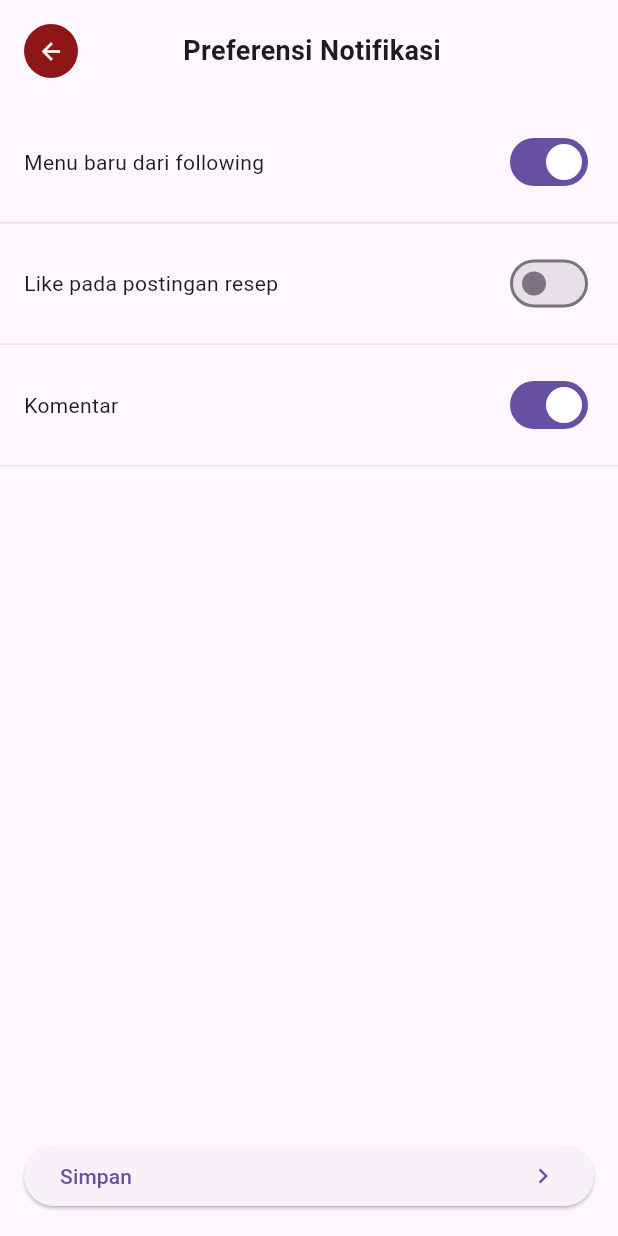
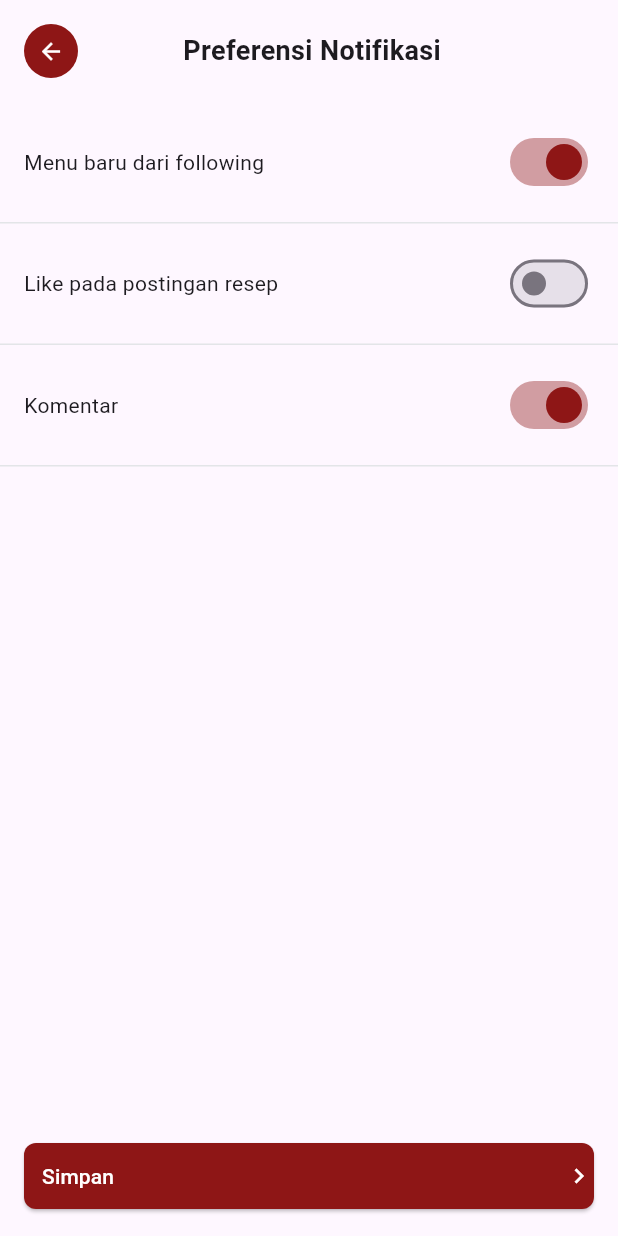
Before and after one commit to Ilyessin12/heartbite_tubesprovis, a Flutter app: the NotificationPreferencesScreen screen opened by its route, on a phone screen of 412 x 824 dp. Run offline on Flutter 3.47's test engine with Material 3 defaults, Android fonts, the light colour scheme and no system bars; our stand-ins replace google_fonts; network calls fail.

Commit message:
fix button color style

```diff
--- a/lib/recipe_detail/screens/notification_preferences_screen.dart
+++ b/lib/recipe_detail/screens/notification_preferences_screen.dart
@@ -34,6 +34,8 @@ class _NotificationPreferencesScreenState extends State<NotificationPreferencesS
                           _newMenuFromFollowing = value;
                         });
                       },
+                      activeColor: AppColors.primary, // Thumb merah saat ON
+                      activeTrackColor: AppColors.primary.withOpacity(0.4),
                     ),
                   ),
                   SettingItem(
@@ -45,6 +47,8 @@ class _NotificationPreferencesScreenState extends State<NotificationPreferencesS
                           _likesOnPosts = value;
                         });
                       },
+                      activeColor: AppColors.primary, // Thumb merah saat ON
+                      activeTrackColor: AppColors.primary.withOpacity(0.4),
                     ),
                   ),
                   SettingItem(
@@ -56,6 +60,8 @@ class _NotificationPreferencesScreenState extends State<NotificationPreferencesS
                           _comments = value;
                         });
                       },
+                      activeColor: AppColors.primary, // Thumb merah saat ON
+                      activeTrackColor: AppColors.primary.withOpacity(0.4),
                     ),
                   ),
                 ],
@@ -69,10 +75,21 @@ class _NotificationPreferencesScreenState extends State<NotificationPreferencesS
                   onPressed: () {
                     Navigator.pop(context);
                   },
+                  style: ElevatedButton.styleFrom(
+                    backgroundColor: AppColors.primary, // Merah sesuai theme
+                    foregroundColor: Colors.white,      // Warna teks putih
+                    shape: RoundedRectangleBorder(
+                      borderRadius: BorderRadius.circular(8),
+                    ),
+                    padding: const EdgeInsets.symmetric(vertical: 12),
+                  ),
                   child: Row(
                     mainAxisAlignment: MainAxisAlignment.spaceBetween,
                     children: const [
-                      Text('Simpan'),
+                    Padding(
+                      padding: EdgeInsets.only(left: 12.0), // Geser teks ke kanan 8 pixel
+                      child: Text('Simpan'),
+                    ),
                       Icon(Icons.chevron_right, size: 20),
                     ],
                   ),
```
Also changed, not shown: lib/recipe_detail/screens/about_screen.dart (+8 -0 lines), lib/recipe_detail/screens/country_screen.dart (+8 -0 lines), lib/recipe_detail/screens/edit_profile_screen.dart (+8 -0 lines), lib/recipe_detail/screens/settings_screen.dart (+8 -0 lines), pubspec.lock.
